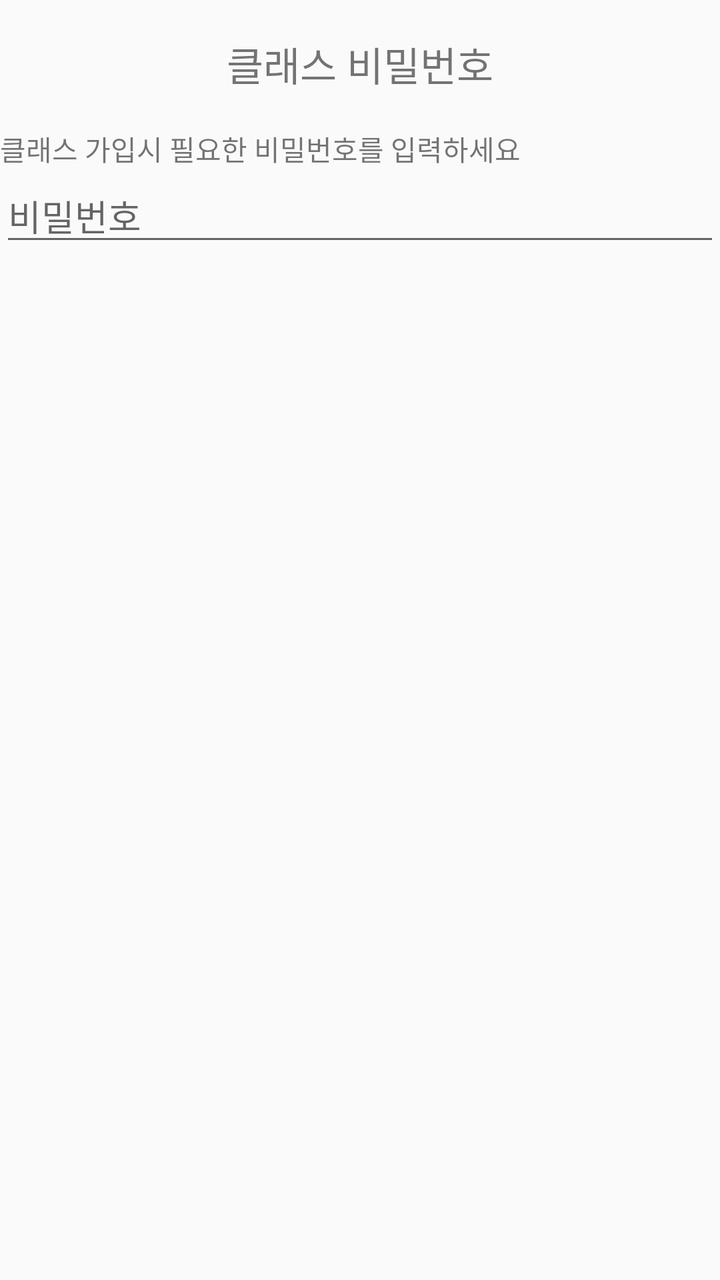
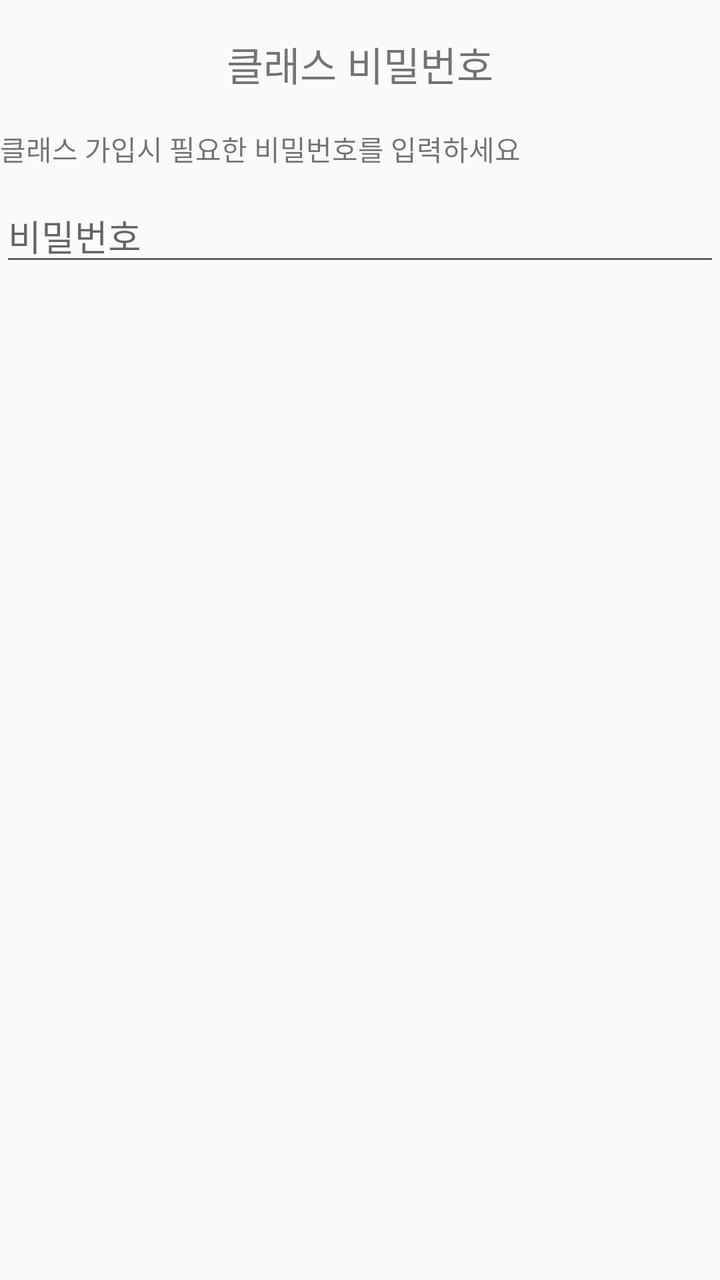

Before-and-after screenshots of an Android layout around one commit, followed by the original layout XML and the change that was made.
<!-- AndroidManifest.xml: application theme Theme.AppCompat.Light.DarkActionBar -->
<!-- res/layout/secretpw.xml -->
<?xml version="1.0" encoding="utf-8"?>
<LinearLayout xmlns:android="http://schemas.android.com/apk/res/android"
    android:layout_width="match_parent"
    android:layout_height="match_parent"
    android:orientation="vertical">
    <TextView
        android:layout_width="match_parent"
        android:layout_height="64dp"
        android:gravity="center"
        android:text="클래스 비밀번호"
        android:textSize="20dp"/>

    <TextView
        android:layout_width="match_parent"
        android:layout_height="wrap_content"
        android:text="클래스 가입시 필요한 비밀번호를 입력하세요"/>

    <EditText
        android:id="@+id/editspw"
        android:layout_width="match_parent"
        android:layout_height="wrap_content"
        android:hint="비밀번호"
        android:text=""/>


</LinearLayout>
<!-- resources referenced by this layout -->
<resources>

</resources>

<!-- the commit's change to res/layout/secretpw.xml (unified diff, before → after) -->
@@ -2,6 +2,7 @@
 <LinearLayout xmlns:android="http://schemas.android.com/apk/res/android"
     android:layout_width="match_parent"
     android:layout_height="match_parent"
+    android:layout_margin="10dp"
     android:orientation="vertical">
     <TextView
         android:layout_width="match_parent"
@@ -16,6 +17,7 @@
         android:text="클래스 가입시 필요한 비밀번호를 입력하세요"/>
 
     <EditText
+        android:layout_marginTop="10dp"
         android:id="@+id/editspw"
         android:layout_width="match_parent"
         android:layout_height="wrap_content"
